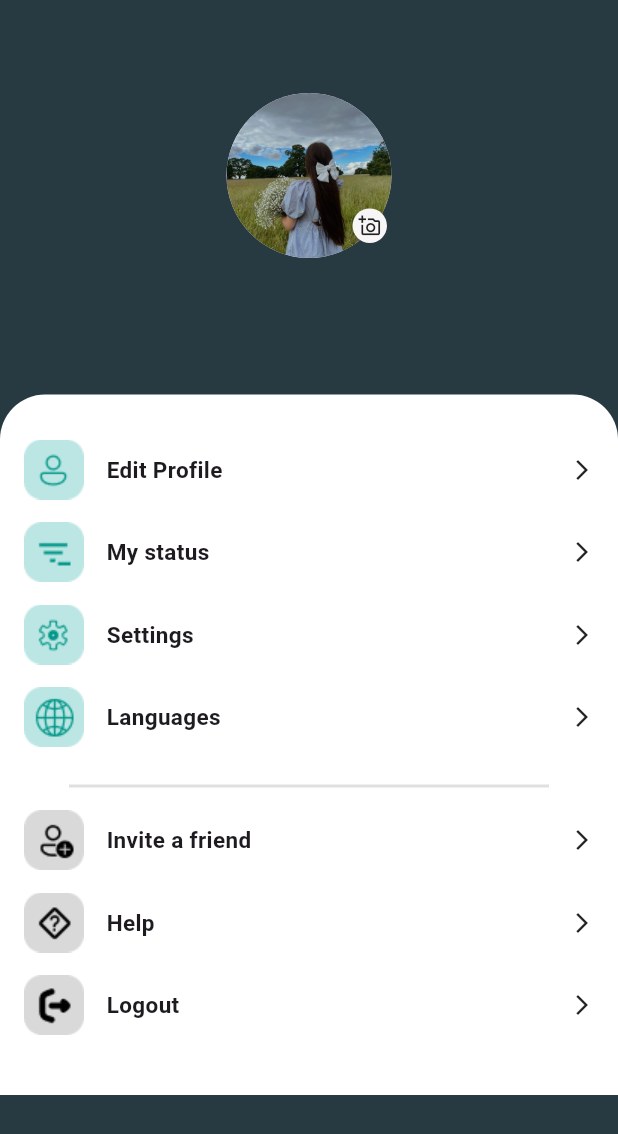
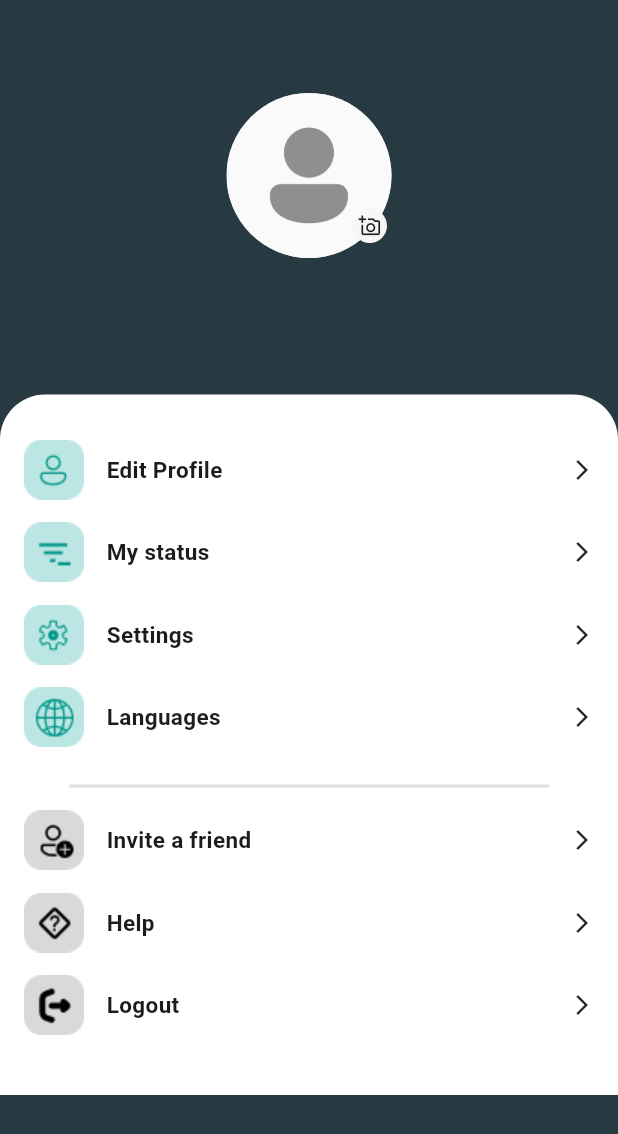
Before and after one commit to hanahatem1/store_app, a Flutter app: the ProfileView screen opened directly, on a phone screen of 412 x 824 dp. Shown: the top 1134 px of the screen. Run offline on Flutter 3.47's test engine with Material 3 defaults, Android fonts, the phone set to English and light mode, and no system bars; our stand-ins replace another_flushbar, bloc, cloud_firestore, convex_bottom_bar, dio, equatable and 7 more; accounts and stored records are empty; network calls fail.

Commit message:
add profile photo change

```diff
--- a/lib/features/profile/widgets/profile_photo.dart
+++ b/lib/features/profile/widgets/profile_photo.dart
@@ -1,33 +1,110 @@
+import 'package:cloud_firestore/cloud_firestore.dart';
+import 'package:firebase_storage/firebase_storage.dart';
 import 'package:flutter/material.dart';
+import 'package:image_picker/image_picker.dart';
+import 'dart:io';
+import 'package:firebase_auth/firebase_auth.dart';
 import 'package:shopping_app/core/constant/app_colors.dart';
 
-class ProfilePhoto extends StatelessWidget {
+class ProfilePhoto extends StatefulWidget {
   const ProfilePhoto({super.key});
+
+  @override
+  State<ProfilePhoto> createState() => _ProfilePhotoState();
+}
+
+class _ProfilePhotoState extends State<ProfilePhoto> {
+  final ImagePicker _imagePicker = ImagePicker();
+  XFile? _image;
+  bool _isUploading = false;
+
+  Future<void> _pickImage() async {
+    try {
+      final XFile? pickedImage =
+          await _imagePicker.pickImage(source: ImageSource.gallery);
+      if (pickedImage != null) {
+        setState(() {
+          _image = pickedImage;
+        });
+        await _uploadImage();
+      }
+    } catch (e) {
+      print("Error picking image: $e");
+    }
+  }
+
+  Future<void> _uploadImage() async {
+    if (_image == null) return;
+
+    try {
+      setState(() {
+        _isUploading = true;
+      });
+
+      final user = FirebaseAuth.instance.currentUser;
+      if (user == null) return;
+
+      final storageRef = FirebaseStorage.instance
+          .ref()
+          .child('profile_images/${user.uid}/${_image!.name}');
+
+      await storageRef.putFile(File(_image!.path));
+
+      final downloadUrl = await storageRef.getDownloadURL();
+
+      await FirebaseFirestore.instance
+          .collection('users')
+          .doc(user.uid)
+          .set({'profileImageUrl': downloadUrl}, SetOptions(merge: true));
+
+      print('Image uploaded: $downloadUrl');
+    } catch (e) {
+      print("Error uploading image: $e");
+    } finally {
+      setState(() {
+        _isUploading = false;
+      });
+    }
+  }
 
   @override
   Widget build(BuildContext context) {
     return Center(
-      child: Stack(children: [
-        const SizedBox(
+      child: Stack(
+        children: [
+          SizedBox(
             height: 110,
             width: 110,
             child: CircleAvatar(
-              backgroundImage: AssetImage('assets/images/picture.jpg')),
+              backgroundImage: _image != null
+                  ? FileImage(File(_image!.path)) as ImageProvider
+                  : const AssetImage('assets/images/p.png'),
+            ),
           ),
           Positioned(
             bottom: 10,
             right: 3,
+            child: GestureDetector(
+              onTap: _pickImage,
               child: Container(
                 decoration: const BoxDecoration(
                   shape: BoxShape.circle,
                   color: AppColors.backGroundColor,
                 ),
-              child:const Padding(
-                padding: EdgeInsets.all(4),
-                child: Icon(Icons.add_a_photo_outlined, size: 15),
+                child: Padding(
+                  padding: const EdgeInsets.all(4),
+                  child: _isUploading
+                      ? const SizedBox(
+                          height: 15,
+                          width: 15,
+                          child: CircularProgressIndicator(strokeWidth: 2))
+                      : const Icon(Icons.add_a_photo_outlined, size: 15),
                 ),
-            ))
-      ]),
+              ),
+            ),
+          ),
+        ],
+      ),
     );
   }
 }
--- a/pubspec.yaml
+++ b/pubspec.yaml
@@ -44,6 +44,10 @@ dependencies:
   shimmer: ^3.0.0
   firebase_core: ^3.14.0
   firebase_auth: ^5.6.0
+  image_picker: ^1.1.2
+  image: ^4.5.4
+  cloud_firestore: ^5.6.9
+  firebase_storage: ^12.4.7
 
 dev_dependencies:
   flutter_test:
```
Also changed, not shown: assets/images/b.jpg (deleted), assets/images/c.jpg (deleted), assets/images/logout.png (deleted), assets/images/p.png (added), assets/images/picture.jpg (deleted), pubspec.lock. Lines whose indentation alone changed are shown as unchanged.
